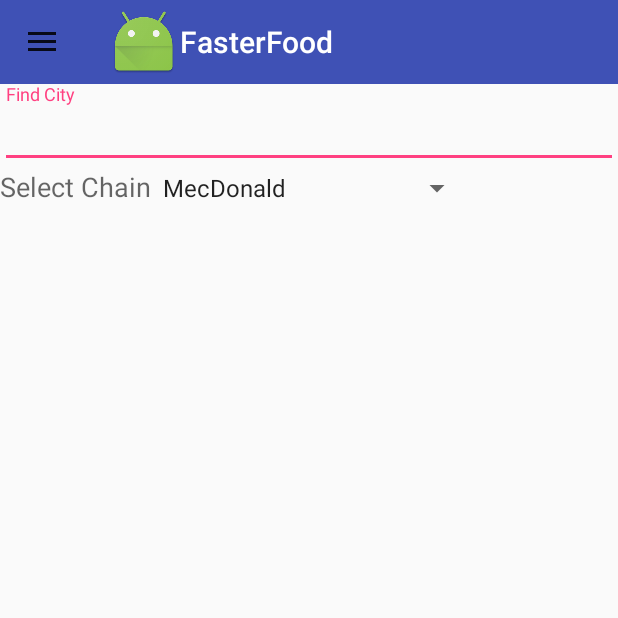
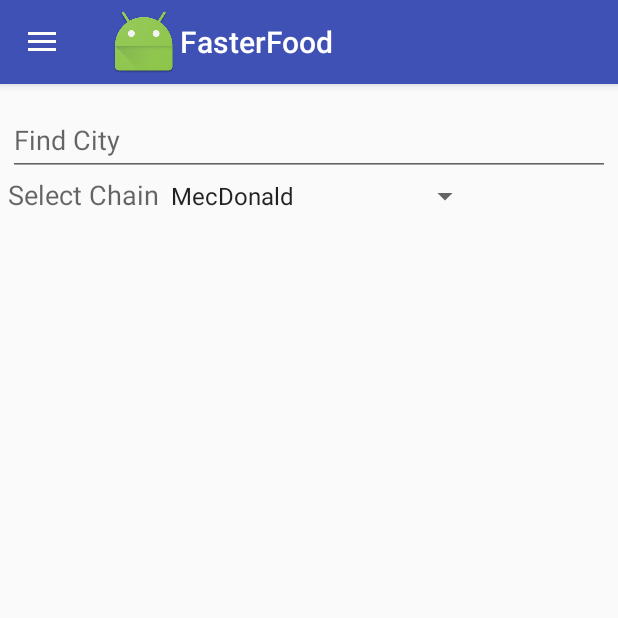
Before and after one commit to itkkk/FasterFood, an Android app: the screen it shows after launch (HomeActivity), on a phone screen of 412 x 824 dp, the top half of it. Run offline under Robolectric (Android 15) with nearby library versions, the phone set to English and light mode, and no system bars.

Commit message:
styles changes

```diff
--- a/app/src/main/AndroidManifest.xml
+++ b/app/src/main/AndroidManifest.xml
@@ -12,7 +12,7 @@
         android:icon="@mipmap/ic_launcher"
         android:label="@string/app_name"
         android:supportsRtl="true"
-        android:theme="@style/AppTheme">
+        android:theme="@style/AppTheme.NoActionBar">
         <activity android:name=".HomeActivity">
             <intent-filter>
                 <action android:name="android.intent.action.MAIN" />
--- a/app/src/main/java/it/uniba/di/ivu/sms16/gruppo3/fasterfood/HomeActivity.java
+++ b/app/src/main/java/it/uniba/di/ivu/sms16/gruppo3/fasterfood/HomeActivity.java
@@ -3,17 +3,20 @@ package it.uniba.di.ivu.sms16.gruppo3.fasterfood;
 import android.graphics.Color;
 import android.os.Bundle;
 import android.support.design.widget.NavigationView;
+import android.support.v4.view.GravityCompat;
 import android.support.v4.widget.DrawerLayout;
 import android.support.v7.app.ActionBarDrawerToggle;
 import android.support.v7.app.AppCompatActivity;
 import android.support.v7.widget.Toolbar;
+import android.view.MenuItem;
 import android.widget.ListView;
 import android.widget.SimpleAdapter;
 
 import java.util.ArrayList;
 import java.util.HashMap;
 
-public class HomeActivity extends AppCompatActivity {
+public class HomeActivity extends AppCompatActivity
+        implements NavigationView.OnNavigationItemSelectedListener {
 
     private Toolbar myToolbar;
     private DrawerLayout mDrawerLayout;
@@ -27,6 +30,8 @@ public class HomeActivity extends AppCompatActivity {
         setupToolbar();
         setupNavigationDrawer();
         setupFragment();
+
+        NavigationView navigationView = (NavigationView) findViewById(R.id.nav_view);
     }
 
     private void setupFragment(){
@@ -35,7 +40,6 @@ public class HomeActivity extends AppCompatActivity {
 
     private void setupToolbar(){
         myToolbar = (Toolbar) findViewById(R.id.my_toolbar);
-
         myToolbar.setLogo(R.mipmap.ic_launcher);
         myToolbar.setTitle(R.string.app_name);
         myToolbar.setTitleTextColor(Color.WHITE);
@@ -49,5 +53,22 @@ public class HomeActivity extends AppCompatActivity {
         mDrawerToggle = new ActionBarDrawerToggle(this, mDrawerLayout, myToolbar, R.string.open_drawer, R.string.closed_drawer);
         mDrawerToggle.syncState();
 
+        NavigationView navigationView = (NavigationView) findViewById(R.id.nav_view);
+        navigationView.setNavigationItemSelectedListener(this);
+    }
+
+    @Override
+    public void onBackPressed() {
+        DrawerLayout drawer = (DrawerLayout) findViewById(R.id.drawer_layout);
+        if (drawer.isDrawerOpen(GravityCompat.START)) {
+            drawer.closeDrawer(GravityCompat.START);
+        } else {
+            super.onBackPressed();
+        }
+    }
+
+    @Override
+    public boolean onNavigationItemSelected(MenuItem item) {
+        return false;
     }
 }
--- a/app/src/main/res/layout/app_bar_main.xml
+++ b/app/src/main/res/layout/app_bar_main.xml
@@ -1,20 +1,30 @@
 <?xml version="1.0" encoding="utf-8"?>
 <RelativeLayout xmlns:android="http://schemas.android.com/apk/res/android"
     xmlns:app="http://schemas.android.com/apk/res-auto"
+    xmlns:tools="http://schemas.android.com/tools"
     android:layout_width="match_parent"
-    android:layout_height="match_parent">
+    android:layout_height="match_parent"
+    android:fitsSystemWindows="true"
+    tools:context="it.uniba.di.ivu.sms16.gruppo3.fasterfood.HomeActivity">
+
+    <android.support.design.widget.AppBarLayout
+        android:layout_width="match_parent"
+        android:layout_height="wrap_content"
+        android:theme="@style/AppTheme.AppBarOverlay"
+        android:id="@+id/view">
+
         <android.support.v7.widget.Toolbar
             android:id="@+id/my_toolbar"
             android:layout_width="match_parent"
             android:layout_height="?attr/actionBarSize"
             android:background="?attr/colorPrimary"
-            android:theme="@style/ThemeOverlay.AppCompat.ActionBar"
-            app:popupTheme="@style/ThemeOverlay.AppCompat.Light"/>
+            app:popupTheme="@style/AppTheme.PopupOverlay"/>
+    </android.support.design.widget.AppBarLayout>
 
         <FrameLayout
             android:id="@+id/searchFragment"
             android:layout_width="match_parent"
             android:layout_height="match_parent"
-            android:layout_below="@+id/my_toolbar" />
+            android:layout_below="@+id/view" />
 
 </RelativeLayout>
--- a/app/src/main/res/layout/fragment_search.xml
+++ b/app/src/main/res/layout/fragment_search.xml
@@ -2,14 +2,19 @@
     xmlns:tools="http://schemas.android.com/tools"
     android:layout_width="match_parent"
     android:layout_height="match_parent"
-    tools:context=".SearchFragment">
+    tools:context=".SearchFragment"
+    >
 
-    <!-- TODO: Update blank fragment layout -->
 
     <LinearLayout
         android:layout_width="match_parent"
         android:layout_height="match_parent"
-        android:orientation="vertical">
+        android:orientation="vertical"
+        android:layout_marginLeft="5dp"
+        android:layout_marginTop="5dp"
+        android:layout_marginRight="5dp"
+        android:focusable="true"
+        android:focusableInTouchMode="true">
 
         <android.support.design.widget.TextInputLayout
             android:layout_width="match_parent"
@@ -21,7 +26,8 @@
                 android:layout_height="wrap_content"
                 android:hint="Find City"
                 android:maxLines="1"
-                android:singleLine="true" />
+                android:singleLine="true"
+                />
 
         </android.support.design.widget.TextInputLayout>
 
--- a/app/src/main/res/menu/activity_main_drawer.xml
+++ b/app/src/main/res/menu/activity_main_drawer.xml
@@ -5,15 +5,15 @@
         <item
             android:id="@+id/home"
             android:icon="@drawable/ic_home_black_36dp"
-            android:title="Home" />
+            android:title="@string/home_settings" />
         <item
             android:id="@+id/orders"
             android:icon="@drawable/ic_content_paste_black_36dp"
-            android:title="Orders" />
+            android:title="@string/orders_settings" />
         <item
             android:id="@+id/locals"
             android:icon="@drawable/ic_store_mall_directory_black_36dp"
-            android:title="Locals" />
+            android:title="@string/locals_settings" />
 
     </group>
 
--- a/app/src/main/res/values/styles.xml
+++ b/app/src/main/res/values/styles.xml
@@ -1,11 +1,20 @@
 <resources>
 
     <!-- Base application theme. -->
-    <style name="AppTheme" parent="Theme.AppCompat.Light.NoActionBar">
+    <style name="AppTheme" parent="Theme.AppCompat.Light.DarkActionBar">
         <!-- Customize your theme here. -->
         <item name="colorPrimary">@color/colorPrimary</item>
         <item name="colorPrimaryDark">@color/colorPrimaryDark</item>
         <item name="colorAccent">@color/colorAccent</item>
     </style>
 
+    <style name="AppTheme.NoActionBar">
+        <item name="windowActionBar">false</item>
+        <item name="windowNoTitle">true</item>
+    </style>
+
+    <style name="AppTheme.AppBarOverlay" parent="ThemeOverlay.AppCompat.Dark.ActionBar" />
+
+    <style name="AppTheme.PopupOverlay" parent="ThemeOverlay.AppCompat.Light" />
+
 </resources>
```
